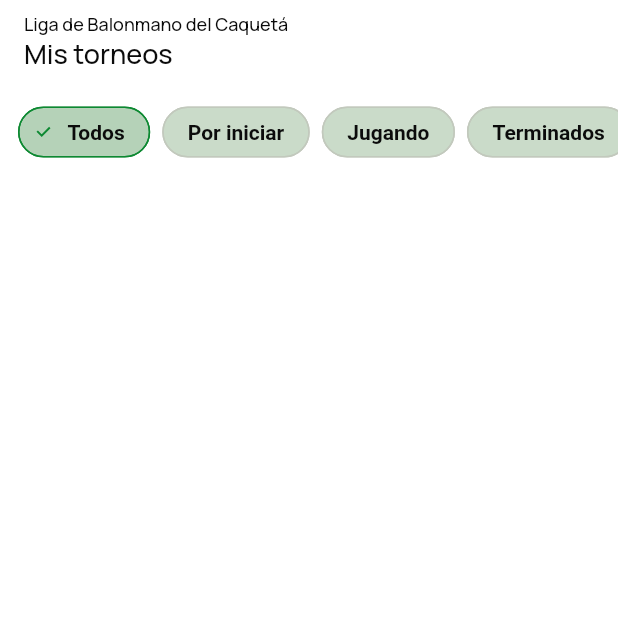
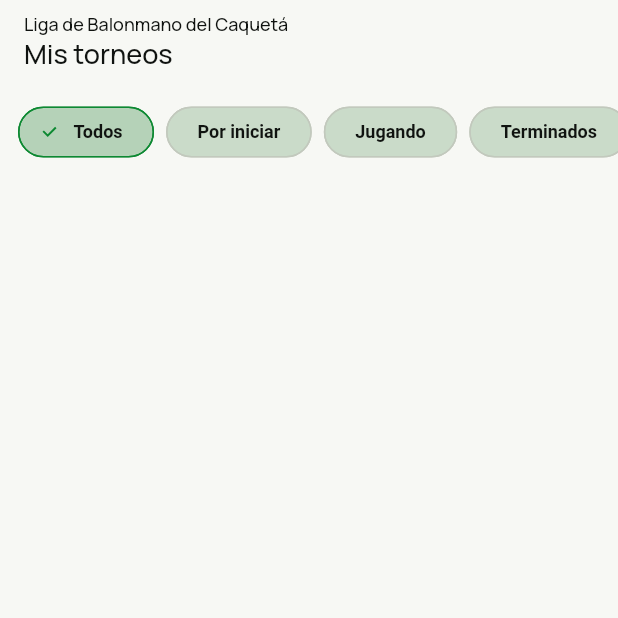
Before and after one commit to tatiana1104/handplay_demo, a Flutter app: the screen it shows after launch, on a phone screen of 412 x 824 dp, the top half of it. Run offline on Flutter 3.47's test engine with Material 3 defaults, Android fonts, the phone set to English and light mode, and no system bars; our stand-ins replace cloud_firestore, dartz, equatable, firebase_auth, firebase_core, firebase_messaging and 5 more; accounts and stored records are empty.

Commit message:
Unify app visual language and theme colors

```diff
--- a/lib/core/theme/app_colors.dart
+++ b/lib/core/theme/app_colors.dart
@@ -22,12 +22,12 @@ class AppColors {
   static const Color brandDark = Color(0xFF4AA765);
 
   // --- Tema claro ---
-  static const Color lightSurface = Color(0xFFE4E6DE); // fondo de tarjetas
-  static const Color lightBorder = Color(0xFFD3D5CC); // bordes sutiles
-  static const Color lightText = Color(0xFF0B0B0B); // texto principal
-  static const Color lightTextSecondary = Color(0xFF5C5F57); // texto secundario
-  static const Color lightTextMuted = Color(0xFF8B8F86); // texto apagado (hints)
-  static const Color lightBackground = Color(0xFFFFFFFF);
+  static const Color lightSurface = Color(0xFFE4E6DE); // tarjetas suaves del mockup
+  static const Color lightBorder = Color(0xFFD2D5CB); // bordes sutiles
+  static const Color lightText = Color(0xFF101310); // texto principal
+  static const Color lightTextSecondary = Color(0xFF5B6259); // texto secundario
+  static const Color lightTextMuted = Color(0xFF858C82); // texto apagado (hints)
+  static const Color lightBackground = Color(0xFFF7F8F4);
 
   // "Brand soft" = el verde de marca pero muy transparente (12%), usado
   // como fondo detrás de chips/badges activos, para resaltar sin ser
@@ -35,15 +35,15 @@ class AppColors {
   static const Color lightBrandSoft = Color(0x1F0D8932);
 
   // --- Tema oscuro ---
-  static const Color darkSurface = Color(0xFF1C1F1C);
-  static const Color darkBorder = Color(0xFF2A2D28);
-  static const Color darkText = Color(0xFFEDEFEA);
-  static const Color darkTextSecondary = Color(0xFF8B8F86);
-  static const Color darkBackground = Color(0xFF161815);
+  static const Color darkSurface = Color(0xFF1C201C);
+  static const Color darkBorder = Color(0xFF2B302B);
+  static const Color darkText = Color(0xFFE8ECE6);
+  static const Color darkTextSecondary = Color(0xFF9AA39A);
+  static const Color darkBackground = Color(0xFF151815);
   static const Color darkBrandSoft = Color(0x2E4AA765); // 18% opacidad
 
   // --- Estados / semántica (iguales en ambos temas, salvo el ámbar) ---
-  static const Color amberLight = Color(0xFFB07D00); // advertencias (tema claro)
-  static const Color amberDark = Color(0xFFE0AA33); // advertencias (tema oscuro)
+  static const Color amberLight = Color(0xFF9A7000); // advertencias (tema claro)
+  static const Color amberDark = Color(0xFFD9A62E); // advertencias (tema oscuro)
   static const Color error = Color(0xFFD32F2F); // bloqueos duros (ej. RN-02)
 }
--- a/lib/core/theme/app_theme.dart
+++ b/lib/core/theme/app_theme.dart
@@ -107,7 +107,7 @@ class AppTheme {
         elevation: 0,
         margin: const EdgeInsets.symmetric(horizontal: 16, vertical: 6),
         shape: RoundedRectangleBorder(
-          borderRadius: BorderRadius.circular(14),
+          borderRadius: BorderRadius.circular(12),
           side: BorderSide(color: border.withValues(alpha: 0.8)),
         ),
       ),
@@ -123,8 +123,8 @@ class AppTheme {
         labelStyle: TextStyle(color: secondaryText),
         hintStyle: TextStyle(color: secondaryText),
         border: OutlineInputBorder(
-          borderRadius: BorderRadius.circular(8),
-          borderSide: BorderSide(color: border, width: 0.5),
+          borderRadius: BorderRadius.circular(10),
+          borderSide: BorderSide(color: border, width: 0.7),
         ),
       ),
 
@@ -133,14 +133,14 @@ class AppTheme {
         style: OutlinedButton.styleFrom(
           foregroundColor: brand,
           side: BorderSide(color: brand.withValues(alpha: 0.65)),
-          shape: RoundedRectangleBorder(borderRadius: BorderRadius.circular(8)),
+          shape: RoundedRectangleBorder(borderRadius: BorderRadius.circular(10)),
           padding: const EdgeInsets.symmetric(horizontal: 16, vertical: 13),
         ),
       ),
       textButtonTheme: TextButtonThemeData(
         style: TextButton.styleFrom(
           foregroundColor: brand,
-          shape: RoundedRectangleBorder(borderRadius: BorderRadius.circular(8)),
+          shape: RoundedRectangleBorder(borderRadius: BorderRadius.circular(10)),
         ),
       ),
       // Botones principales (ElevatedButton): fondo verde de marca.
@@ -168,8 +168,9 @@ class AppTheme {
       chipTheme: ChipThemeData(
         backgroundColor: brightness == Brightness.dark ? AppColors.darkBrandSoft : AppColors.lightBrandSoft,
         side: BorderSide.none,
+        padding: const EdgeInsets.symmetric(horizontal: 12, vertical: 8),
         shape: RoundedRectangleBorder(borderRadius: BorderRadius.circular(20)),
-        labelStyle: TextStyle(color: onSurface, fontWeight: FontWeight.w600),
+        labelStyle: TextStyle(color: onSurface, fontSize: 12, fontWeight: FontWeight.w600),
       ),
       useMaterial3: true,
     );
--- a/lib/features/tournaments/presentation/screens/torneos_screen.dart
+++ b/lib/features/tournaments/presentation/screens/torneos_screen.dart
@@ -5,6 +5,7 @@ import 'package:flutter_bloc/flutter_bloc.dart';
 import 'package:go_router/go_router.dart';
 
 import '../../../../shared/widgets/app_bottom_navigation_bar.dart';
+import '../../../../core/theme/app_colors.dart';
 import '../../../../core/routing/route_names.dart';
 import '../../../auth/presentation/bloc/auth_bloc.dart';
 import '../../../auth/presentation/bloc/auth_state.dart';
@@ -443,15 +444,15 @@ class _StatusPill extends StatelessWidget {
   Widget build(BuildContext context) {
     final colors = Theme.of(context).colorScheme;
     final color = status == _TournamentStatus.playing
-        ? Colors.green
+        ? (Theme.of(context).brightness == Brightness.dark ? AppColors.brandDark : AppColors.brandLight)
         : status == _TournamentStatus.finished
             ? colors.onSurfaceVariant
-            : Colors.amber;
+            : (Theme.of(context).brightness == Brightness.dark ? AppColors.amberDark : AppColors.amberLight);
     return DecoratedBox(
-      decoration: BoxDecoration(color: color.withValues(alpha: .18), borderRadius: BorderRadius.circular(6)),
+      decoration: BoxDecoration(color: color.withValues(alpha: .16), borderRadius: BorderRadius.circular(6)),
       child: Padding(
-        padding: const EdgeInsets.symmetric(horizontal: 8, vertical: 4),
-        child: Text(label, style: TextStyle(fontSize: 11, color: color)),
+        padding: const EdgeInsets.symmetric(horizontal: 9, vertical: 4),
+        child: Text(label, style: TextStyle(fontSize: 11, fontWeight: FontWeight.w600, color: color)),
       ),
     );
   }
```
